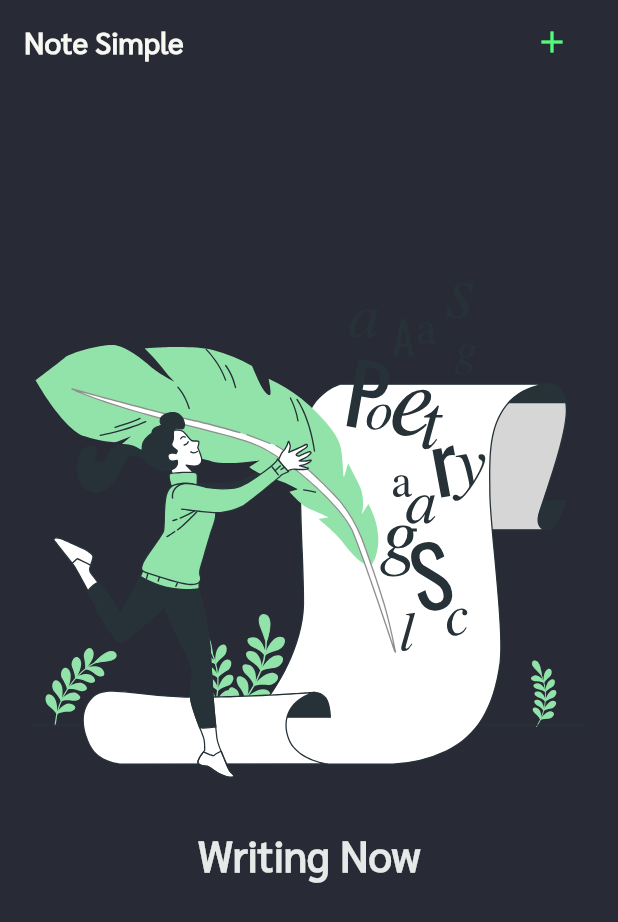
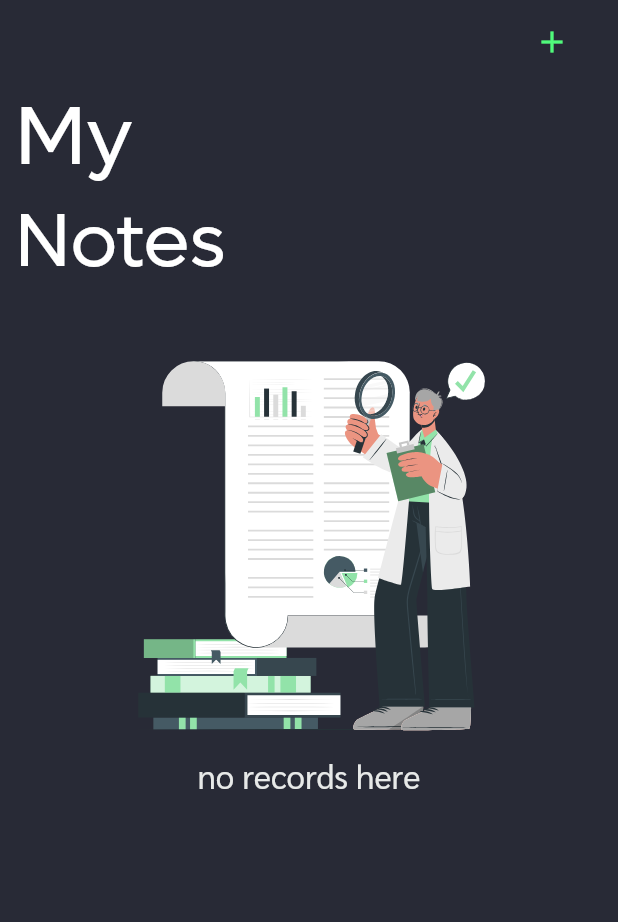
Before and after one commit to SatriaAkbarRizki/Note-Simple, a Flutter app: the MyHome screen opened directly, on a phone screen of 412 x 824 dp. Shown: the top 922 px of the screen. Run offline on Flutter 3.47's test engine with Material 2 defaults, Android fonts, the phone set to English and light mode, and no system bars; our stand-ins replace dismissible_page, flutter_svg, sqflite; missing offline and left inert: flutter_gif, flutter_icon_snackbar, icon_animated; accounts and stored records are empty; statements that could not run were skipped.

Commit message:
rename file

```diff
--- a/lib/view/controllenote.dart
+++ b/lib/view/viewnote.dart
@@ -56,14 +56,6 @@ class MyHomeState extends State<MyHome> with TickerProviderStateMixin {
       backgroundColor: const Color(0xFF282a36),
       appBar: AppBar(
         forceMaterialTransparency: true,
-        title: const Text(
-          'Note Simple',
-          style: TextStyle(
-              color: Color(0xfff8f8f2),
-              fontFamily: 'Sarabun',
-              fontSize: 20,
-              fontWeight: FontWeight.w700),
-        ),
         actions: [
           IconButton(
               onPressed: () {
@@ -84,7 +76,32 @@ class MyHomeState extends State<MyHome> with TickerProviderStateMixin {
           color: const Color(0xff50fa7b),
           backgroundColor: const Color(0xFF282a36),
           onRefresh: _refreshData,
-          child: databasesInstance != null
+          child: ListView(
+            children: [
+              Column(
+                crossAxisAlignment: CrossAxisAlignment.start,
+                children: [
+                  Container(
+                    margin: EdgeInsets.only(left: 10),
+                    child: Text(
+                      'My',
+                      style: TextStyle(
+                          color: Colors.white,
+                          fontFamily: 'lufga',
+                          fontSize: 55),
+                    ),
+                  ),
+                  Container(
+                    margin: EdgeInsets.only(left: 10),
+                    child: Text(
+                      'Notes',
+                      style: TextStyle(
+                          color: Colors.white,
+                          fontFamily: 'lufga',
+                          fontSize: 50),
+                    ),
+                  ),
+                  databasesInstance != null
                       ? FutureBuilder<List<DataModel>?>(
                           future: databasesInstance!.all(),
                           builder: ((context, snapshot) {
@@ -94,14 +111,16 @@ class MyHomeState extends State<MyHome> with TickerProviderStateMixin {
                                   child: emptyData(),
                                 );
                               }
-                      return SafeArea(
-                          child: ListView.builder(
+                              return ListView.builder(
+                                  physics: NeverScrollableScrollPhysics(),
+                                  scrollDirection: Axis.vertical,
+                                  shrinkWrap: true,
                                   itemCount: snapshot.data!.length,
                                   itemBuilder: (context, index) {
                                     return Column(
                                       children: [
                                         SizedBox(
-                                      height: 10,
+                                          height: 20,
                                         ),
                                         hasDataNote(
                                             snapshot.data?[index].id,
@@ -115,7 +134,7 @@ class MyHomeState extends State<MyHome> with TickerProviderStateMixin {
                                         )
                                       ],
                                     );
-                              }));
+                                  });
                             } else {
                               return const Center(
                                 child: CircularProgressIndicator(
@@ -129,32 +148,35 @@ class MyHomeState extends State<MyHome> with TickerProviderStateMixin {
                             'Not Have Data',
                             style: TextStyle(color: Colors.white),
                           ),
+                        )
+                ],
+              )
+            ],
           )),
     );
   }
 
   Widget emptyData() {
     return Container(
+      margin: EdgeInsets.only(bottom: 30),
+      padding: EdgeInsets.only(left: 10, top: 10, right: 10),
       child: Column(
         crossAxisAlignment: CrossAxisAlignment.center,
         children: [
-          SizedBox(
-            height: 100,
-          ),
           Container(
-            padding: EdgeInsets.all(20),
             child: SvgPicture.asset(
-              'assets/images/writing.svg',
+              'assets/images/notfound.svg',
+              height: 300,
               width: 400,
             ),
           ),
           Text(
-            'Writing Now',
+            'no records here',
             style: TextStyle(
                 color: Color.fromARGB(255, 231, 233, 232),
                 fontFamily: 'Sarabun',
-                fontSize: 28,
-                fontWeight: FontWeight.w900),
+                fontSize: 22,
+                fontWeight: FontWeight.w500),
           )
         ],
       ),
```
Lines whose indentation alone changed are shown as unchanged.
